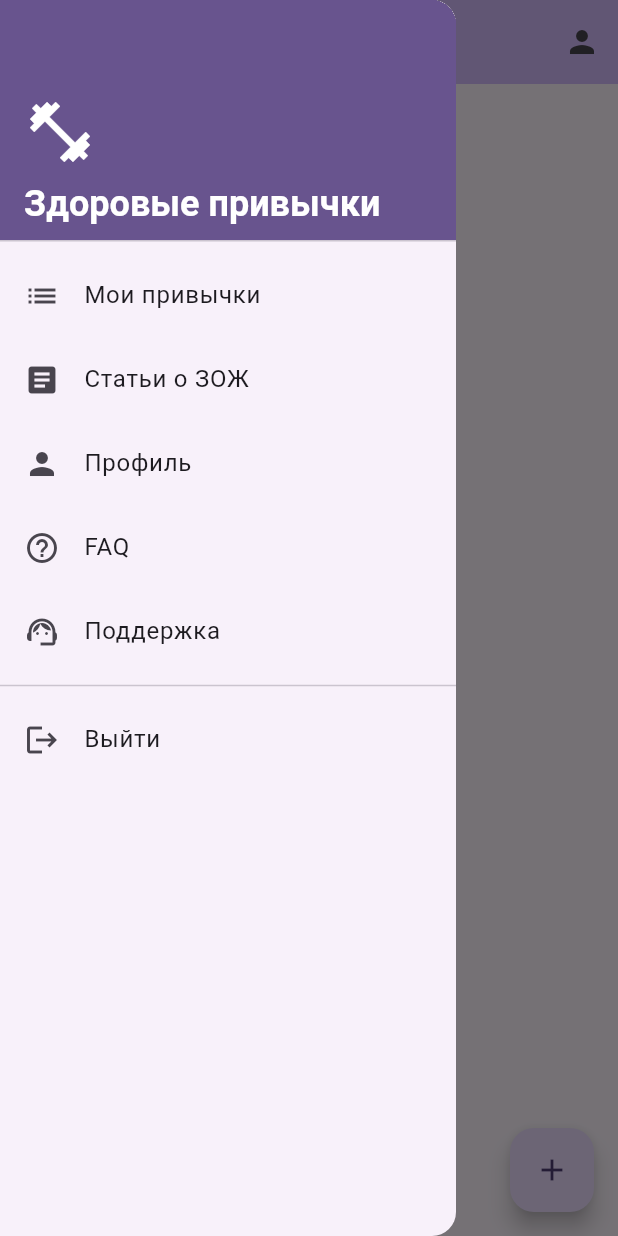
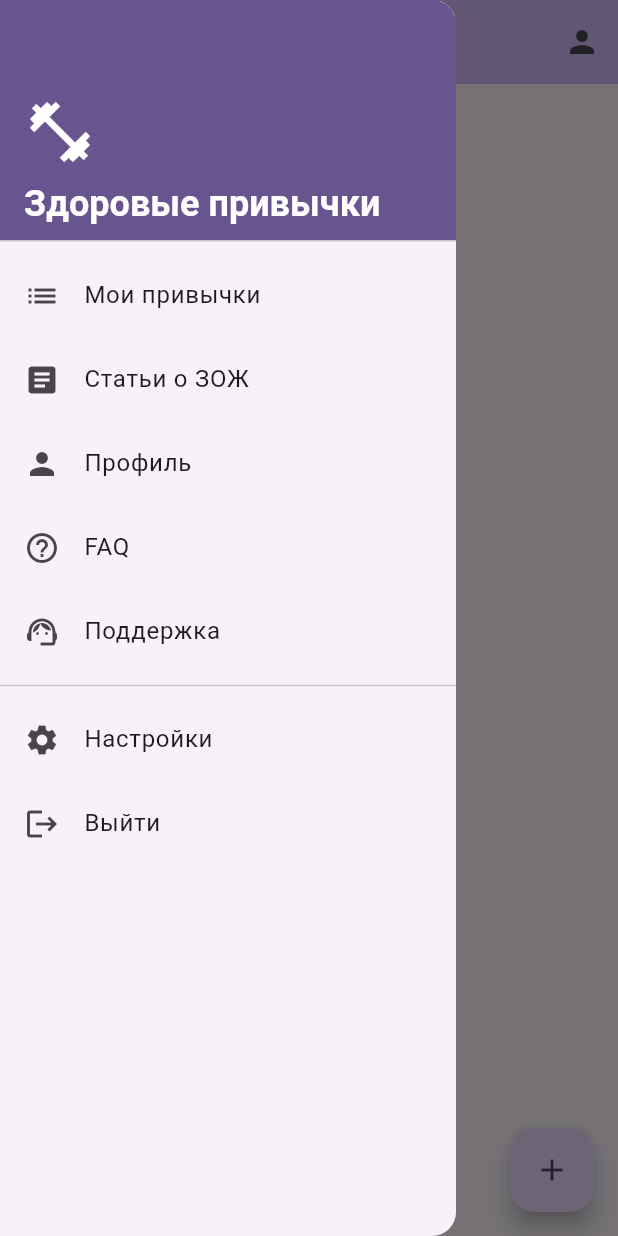
Before and after one commit to burenotti/mirea-crossplatform-2, a Flutter app: the HabbitsListScreen screen opened by its route, with the side drawer open, on a phone screen of 412 x 824 dp. Run offline on Flutter 3.47's test engine with Material 3 defaults, Android fonts, the phone set to English and light mode, and no system bars; our stand-ins replace bloc, cached_network_image, flutter_bloc, get_it, go_router; accounts and stored records are empty; network calls fail.

Commit message:
Add settings

```diff
--- /dev/null
+++ b/lib/features/blocs/settings/settings_bloc.dart
@@ -0,0 +1,49 @@
+import 'dart:async';
+import 'package:bloc/bloc.dart';
+import 'package:practice2/features/blocs/settings/settings_event.dart';
+import 'package:practice2/features/blocs/settings/settings_state.dart';
+import 'package:practice2/features/stores/settings_store.dart';
+
+class SettingsBloc extends Bloc<SettingsEvent, SettingsState> {
+  final SettingsStore settingsStore;
+  StreamSubscription? _settingsSubscription;
+
+  SettingsBloc({required this.settingsStore}) : super(SettingsInitial()) {
+    on<LoadSettings>(_onLoadSettings);
+    on<ChangeThemeMode>(_onChangeThemeMode);
+    on<SettingsUpdated>(_onSettingsUpdated);
+
+    _settingsSubscription = settingsStore.watchSettings().listen((settings) {
+      add(SettingsUpdated(settings.themeMode));
+    });
+  }
+
+  void _onLoadSettings(LoadSettings event, Emitter<SettingsState> emit) {
+    emit(SettingsLoading());
+
+    try {
+      final settings = settingsStore.getSettings();
+      emit(SettingsLoaded(themeMode: settings.themeMode));
+    } catch (e) {
+      emit(SettingsError('Не удалось загрузить настройки'));
+    }
+  }
+
+  void _onChangeThemeMode(ChangeThemeMode event, Emitter<SettingsState> emit) {
+    try {
+      settingsStore.updateThemeMode(event.themeMode);
+    } catch (e) {
+      emit(SettingsError('Не удалось изменить тему'));
+    }
+  }
+
+  void _onSettingsUpdated(SettingsUpdated event, Emitter<SettingsState> emit) {
+    emit(SettingsLoaded(themeMode: event.themeMode));
+  }
+
+  @override
+  Future<void> close() {
+    _settingsSubscription?.cancel();
+    return super.close();
+  }
+}
--- /dev/null
+++ b/lib/features/blocs/settings/settings_event.dart
@@ -0,0 +1,17 @@
+import 'package:flutter/material.dart';
+
+abstract class SettingsEvent {}
+
+class LoadSettings extends SettingsEvent {}
+
+class ChangeThemeMode extends SettingsEvent {
+  final ThemeMode themeMode;
+
+  ChangeThemeMode(this.themeMode);
+}
+
+class SettingsUpdated extends SettingsEvent {
+  final ThemeMode themeMode;
+
+  SettingsUpdated(this.themeMode);
+}
--- /dev/null
+++ b/lib/features/blocs/settings/settings_state.dart
@@ -0,0 +1,19 @@
+import 'package:flutter/material.dart';
+
+abstract class SettingsState {}
+
+class SettingsInitial extends SettingsState {}
+
+class SettingsLoading extends SettingsState {}
+
+class SettingsLoaded extends SettingsState {
+  final ThemeMode themeMode;
+
+  SettingsLoaded({required this.themeMode});
+}
+
+class SettingsError extends SettingsState {
+  final String message;
+
+  SettingsError(this.message);
+}
--- /dev/null
+++ b/lib/features/entities/app_settings.dart
@@ -0,0 +1,17 @@
+import 'package:flutter/material.dart';
+
+class AppSettings {
+  final ThemeMode themeMode;
+
+  const AppSettings({
+    required this.themeMode,
+  });
+
+  AppSettings copyWith({
+    ThemeMode? themeMode,
+  }) {
+    return AppSettings(
+      themeMode: themeMode ?? this.themeMode,
+    );
+  }
+}
--- /dev/null
+++ b/lib/features/stores/settings_store.dart
@@ -0,0 +1,8 @@
+import 'package:flutter/material.dart';
+import 'package:practice2/features/entities/app_settings.dart';
+
+abstract class SettingsStore {
+  AppSettings getSettings();
+  Stream<AppSettings> watchSettings();
+  void updateThemeMode(ThemeMode themeMode);
+}
--- a/lib/features/widgets/app_drawer.dart
+++ b/lib/features/widgets/app_drawer.dart
@@ -76,6 +76,14 @@ class AppDrawer extends StatelessWidget {
           ),
           const Divider(),
           ListTile(
+            leading: const Icon(Icons.settings),
+            title: const Text('Настройки'),
+            onTap: () {
+              Navigator.pop(context);
+              context.go('/settings');
+            },
+          ),
+          ListTile(
             leading: const Icon(Icons.logout),
             title: const Text('Выйти'),
             onTap: () {
```
Also changed, not shown: lib/features/screens/settings_screen.dart (added, +160 -0 lines), lib/features/stores/settings_store_impl.dart (added, +29 -0 lines), lib/main.dart (+35 -2 lines), lib/router_config.dart (+7 -0 lines).
